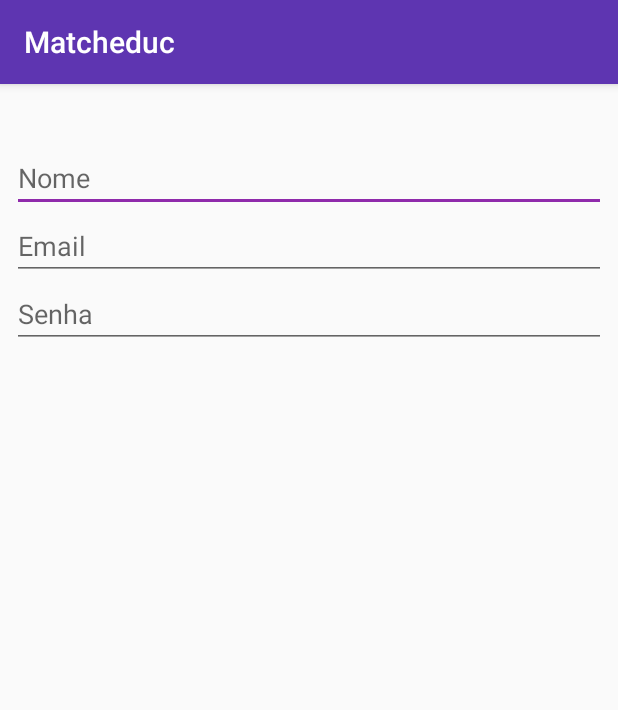
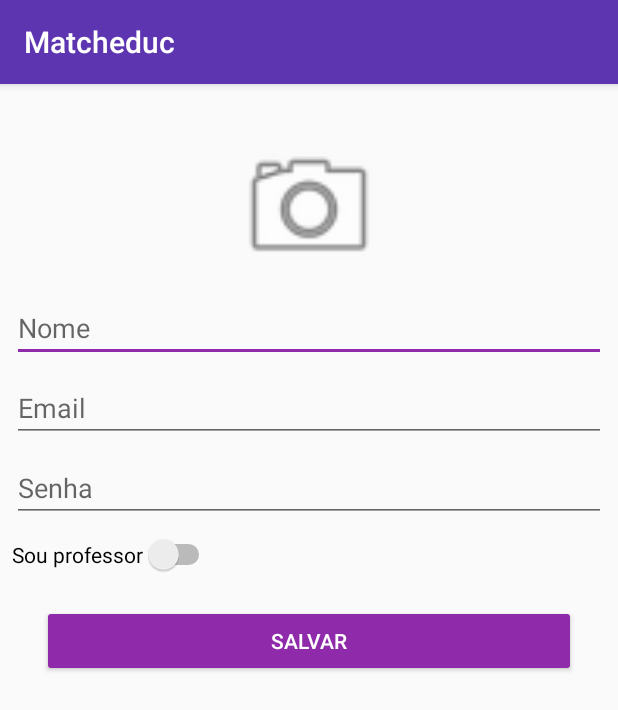
Before and after one commit to raphaelframos/matcheduc, an Android app: the NewUserActivity screen opened directly, with no data from a screen before it, on a phone screen of 412 x 824 dp. Shown: the top 710 px of the screen. Run offline under Robolectric (Android 15) with nearby library versions, the phone set to English and light mode, and no system bars.

Commit message:
Tela de novo usuario

```diff
--- a/app/src/main/java/powellapps/matcheduc/StartActivity.kt
+++ b/app/src/main/java/powellapps/matcheduc/StartActivity.kt
@@ -27,7 +27,7 @@ class StartActivity : AppCompatActivity() {
             if(isValid(email, password)){
                 finish()
             }else{
-                startActivity(Intent(applicationContext, NewUserActivity::class.java))
+
             }
 
         }
@@ -39,6 +39,13 @@ class StartActivity : AppCompatActivity() {
     }
 
     override fun onOptionsItemSelected(item: MenuItem): Boolean {
+        when (item.itemId) {
+            R.id.item_new -> {
+                startActivity(Intent(applicationContext, NewUserActivity::class.java))
+                return true
+            }
+
+        }
         return super.onOptionsItemSelected(item)
     }
 
--- a/app/src/main/res/layout/activity_new_user.xml
+++ b/app/src/main/res/layout/activity_new_user.xml
@@ -8,13 +8,13 @@
 
     <ImageView
         android:id="@+id/imageView2"
-        android:layout_width="wrap_content"
-        android:layout_height="wrap_content"
+        android:layout_width="100dp"
+        android:layout_height="100dp"
         android:layout_marginTop="32dp"
         app:layout_constraintEnd_toEndOf="parent"
         app:layout_constraintStart_toStartOf="parent"
         app:layout_constraintTop_toTopOf="parent"
-        tools:srcCompat="@tools:sample/avatars" />
+        app:srcCompat="@android:drawable/ic_menu_camera" />
 
     <EditText
         android:id="@+id/editTextTextPersonName"
@@ -36,6 +36,7 @@
         android:id="@+id/editTextTextEmailAddress"
         android:layout_width="0dp"
         android:layout_height="wrap_content"
+        android:layout_marginTop="8dp"
         android:ems="10"
         android:hint="@string/email"
         android:inputType="textEmailAddress"
@@ -47,10 +48,31 @@
         android:id="@+id/editTextTextPassword"
         android:layout_width="0dp"
         android:layout_height="wrap_content"
+        android:layout_marginTop="8dp"
         android:ems="10"
         android:hint="@string/senha"
         android:inputType="textPassword"
         app:layout_constraintEnd_toEndOf="@+id/editTextTextEmailAddress"
         app:layout_constraintStart_toStartOf="@+id/editTextTextEmailAddress"
         app:layout_constraintTop_toBottomOf="@+id/editTextTextEmailAddress" />
+
+    <Switch
+        android:id="@+id/switch1"
+        android:layout_width="wrap_content"
+        android:layout_height="wrap_content"
+        android:layout_marginTop="8dp"
+        android:text="@string/sou_professor"
+        app:layout_constraintStart_toStartOf="@+id/editTextTextPassword"
+        app:layout_constraintTop_toBottomOf="@+id/editTextTextPassword" />
+
+    <Button
+        android:id="@+id/button"
+        android:layout_width="0dp"
+        android:layout_height="wrap_content"
+        android:layout_marginTop="32dp"
+        style="@style/ButtonPrimary"
+        android:text="@string/salvar"
+        app:layout_constraintEnd_toEndOf="@+id/editTextTextPassword"
+        app:layout_constraintStart_toStartOf="@+id/editTextTextPassword"
+        app:layout_constraintTop_toBottomOf="@+id/switch1" />
 </androidx.constraintlayout.widget.ConstraintLayout>
```
